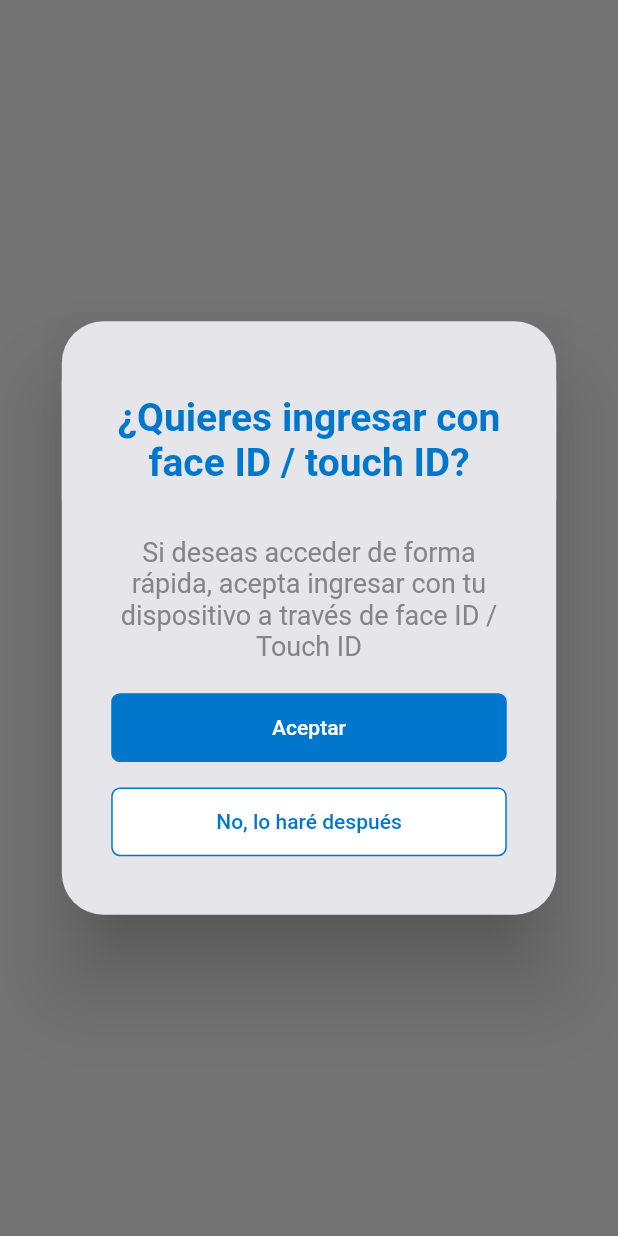
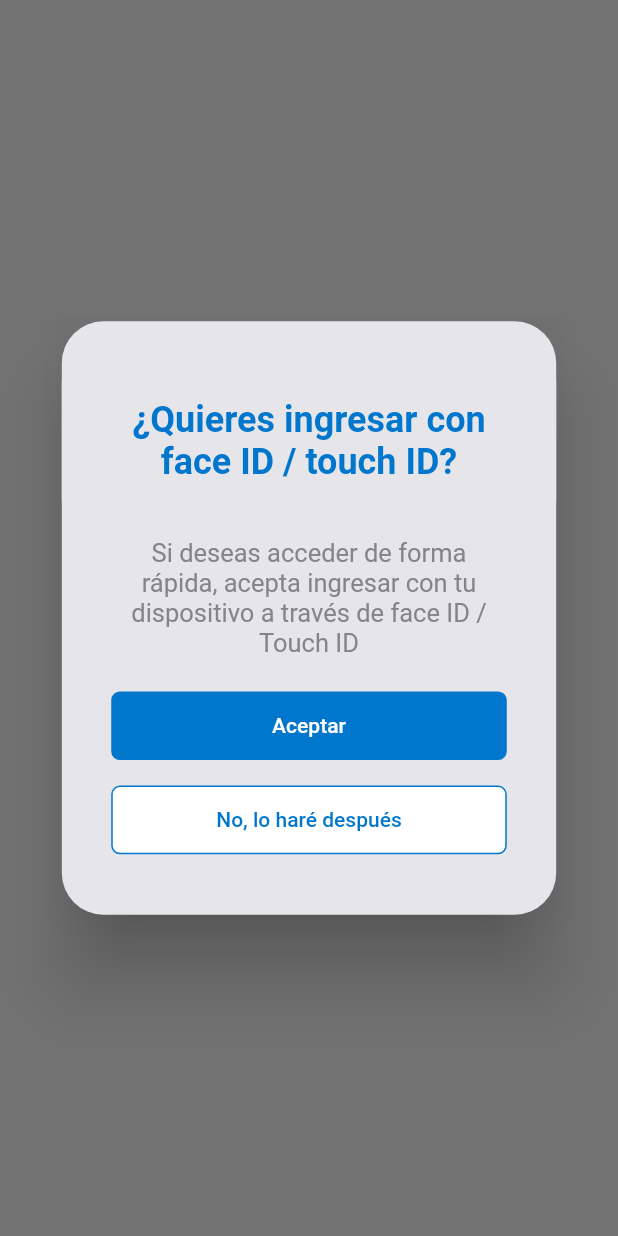
Before and after one commit to alvarohurtadobo/bankcredit, a Flutter app: what biometricAuthConfirmationDialog() shows on an empty page, opened directly, on a phone screen of 412 x 824 dp. Run offline on Flutter 3.47's test engine with Material 2 defaults, Android fonts, the phone set to English and light mode, and no system bars; our stand-ins replace image_picker, local_auth, open_file, shared_preferences, youtube_player_flutter; accounts and stored records are empty; network calls fail.

Commit message:
praparacion para abb

```diff
--- a/lib/common/repository/api.dart
+++ b/lib/common/repository/api.dart
@@ -5,7 +5,7 @@ import 'package:http/http.dart';
 import 'package:credidiunsa_app/user/model/user.dart';
 import 'package:credidiunsa_app/common/model/sesion.dart';
 
-const String SERVER_URL = "https://desarrollo.epik.com.co:5025/";
+const String SERVER_URL = "https://diunsa.epik.com.co:7013/";
 const String API_PATH = "api/";
 const bool DEBUG = true;
 
--- a/lib/common/widgets/biometricAuthDialog.dart
+++ b/lib/common/widgets/biometricAuthDialog.dart
@@ -41,7 +41,7 @@ Future<bool> biometricAuthConfirmationDialog(BuildContext context) async {
                             textAlign: TextAlign.center,
                             style: TextStyle(
                                 color: const Color(0xff0077CD),
-                                fontSize: Sizes.font8 + 6,
+                                fontSize: Sizes.font8 + 4,
                                 fontWeight: FontWeight.bold,
                                 decoration: TextDecoration.none),
                           )),
@@ -54,7 +54,7 @@ Future<bool> biometricAuthConfirmationDialog(BuildContext context) async {
                               color: const Color(0xff858585),
                               decoration: TextDecoration.none,
                               fontWeight: FontWeight.normal,
-                              fontSize: Sizes.font10 + 2),
+                              fontSize: Sizes.font10 + 1),
                           textAlign: TextAlign.center,
                         ),
                       ),
```
Also changed, not shown: 3 other files.
